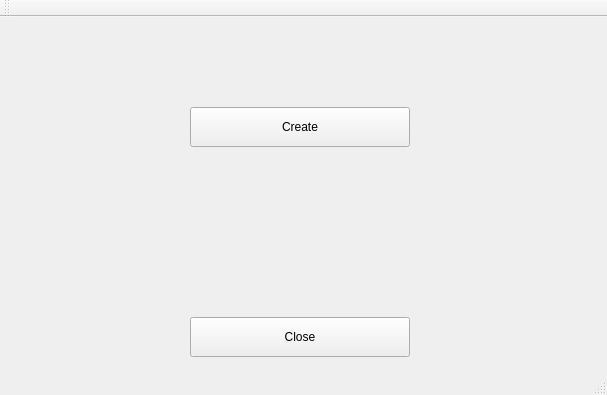
Qt form tools/cubemap-creator/src/ui/CubemapCreator.ui (NissimHadar/hifi) before a commit.
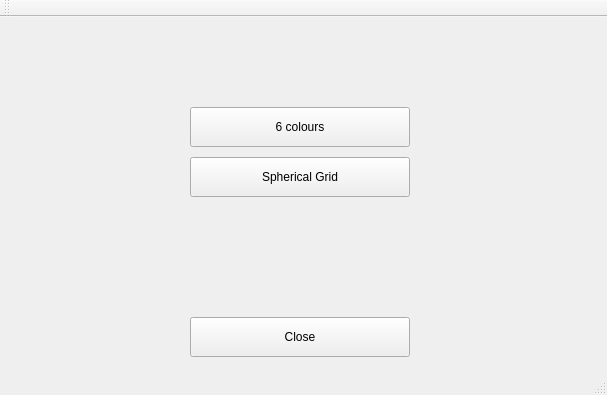
The same form after that commit.

```diff
--- a/tools/cubemap-creator/src/ui/CubemapCreator.ui
+++ b/tools/cubemap-creator/src/ui/CubemapCreator.ui
@@ -37,7 +37,20 @@
      </rect>
     </property>
     <property name="text">
-     <string>Create</string>
+     <string>6 colours</string>
+    </property>
+   </widget>
+   <widget class="QPushButton" name="createSphericalGridButton">
+    <property name="geometry">
+     <rect>
+      <x>190</x>
+      <y>140</y>
+      <width>220</width>
+      <height>40</height>
+     </rect>
+    </property>
+    <property name="text">
+     <string>Spherical Grid</string>
     </property>
    </widget>
   </widget>
```
Left out of the diff: 2 changed lines with no effect on the pictures.
